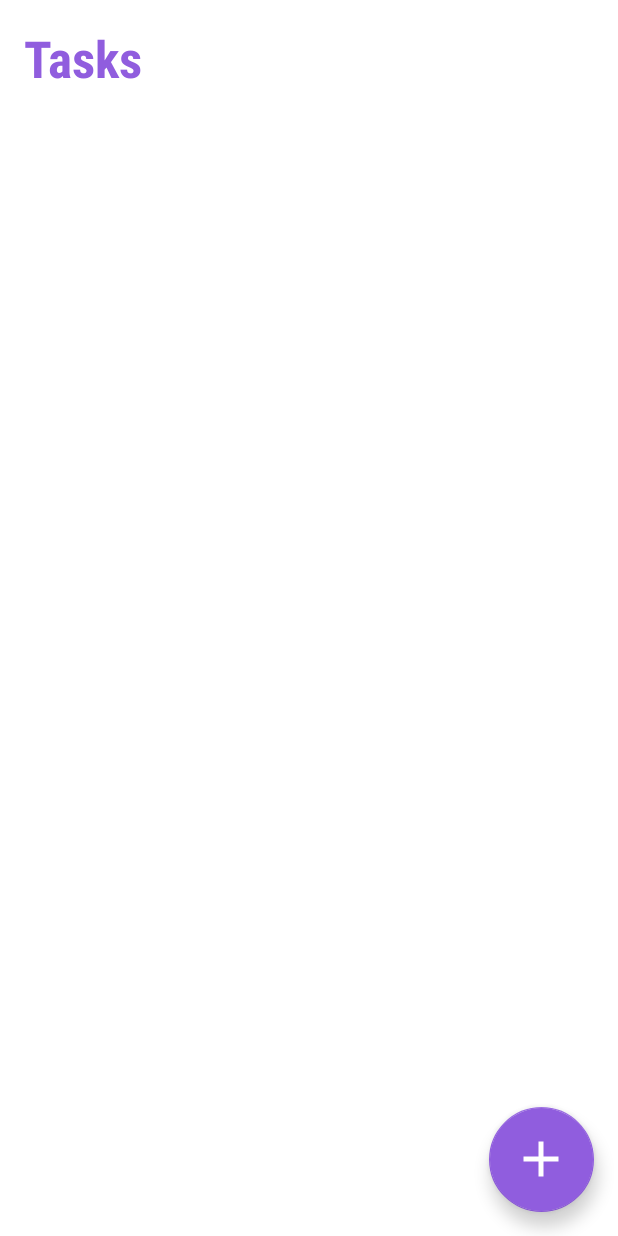
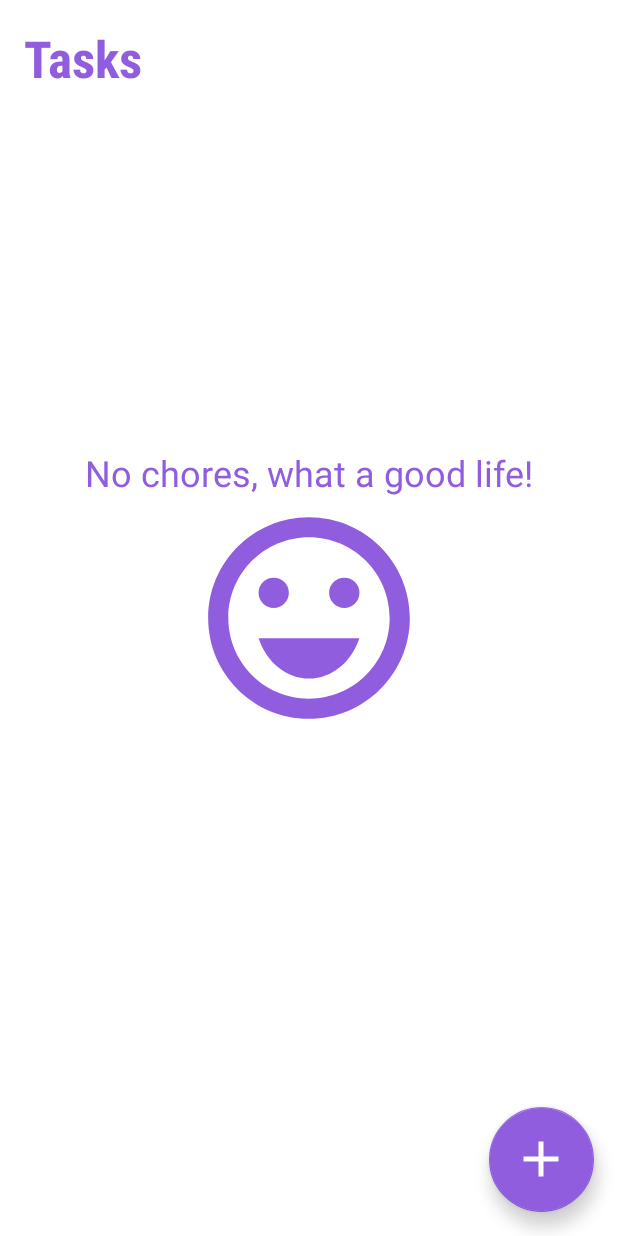
Before and after one commit to davidevol/Chronos, an Android app: the screen it shows after launch (MainActivity), on a phone screen of 412 x 824 dp. Run offline under Robolectric (Android 15) with nearby library versions, the phone set to English and light mode, and no system bars.

Commit message:
Added a screen that appears whenever the task list becomes empty

```diff
--- a/app/src/main/java/com/davidev/chronos/ui/MainActivity.kt
+++ b/app/src/main/java/com/davidev/chronos/ui/MainActivity.kt
@@ -3,6 +3,7 @@ package com.davidev.chronos.ui
 import android.app.Activity
 import android.content.Intent
 import android.os.Bundle
+import android.view.View
 import androidx.appcompat.app.AppCompatActivity
 import com.davidev.chronos.databinding.ActivityMainBinding
 import com.davidev.chronos.datasource.TaskDataSource
@@ -48,6 +49,11 @@ class MainActivity : AppCompatActivity() {
 
     private fun updateList() {
         val list = TaskDataSource.getList()
+
+            binding.includeEmpty.emptyState.visibility = if (list.isEmpty())  View.VISIBLE
+        else  View.GONE
+
+
         adapter.submitList(list)
     }
 
--- /dev/null
+++ b/app/src/main/res/drawable/ic_sentiment_satisfied_24.xml
@@ -0,0 +1,16 @@
+<vector xmlns:android="http://schemas.android.com/apk/res/android"
+    android:width="24dp"
+    android:height="24dp"
+    android:viewportWidth="24"
+    android:viewportHeight="24"
+    android:tint="@color/purple_main">
+  <path
+      android:fillColor="@android:color/white"
+      android:pathData="M15.5,9.5m-1.5,0a1.5,1.5 0,1 1,3 0a1.5,1.5 0,1 1,-3 0"/>
+  <path
+      android:fillColor="@android:color/white"
+      android:pathData="M8.5,9.5m-1.5,0a1.5,1.5 0,1 1,3 0a1.5,1.5 0,1 1,-3 0"/>
+  <path
+      android:fillColor="@android:color/white"
+      android:pathData="M11.99,2C6.47,2 2,6.48 2,12s4.47,10 9.99,10C17.52,22 22,17.52 22,12S17.52,2 11.99,2zM12,20c-4.42,0 -8,-3.58 -8,-8s3.58,-8 8,-8 8,3.58 8,8 -3.58,8 -8,8zM7,14c0.78,2.34 2.72,4 5,4s4.22,-1.66 5,-4L7,14z"/>
+</vector>
--- a/app/src/main/res/layout/activity_main.xml
+++ b/app/src/main/res/layout/activity_main.xml
@@ -5,6 +5,10 @@
     android:layout_width="match_parent"
     android:layout_height="match_parent"
     tools:context=".ui.MainActivity">
+
+    <include
+        android:id="@+id/include_empty"
+        layout="@layout/empty_state"/>
 
     <TextView
         android:id="@+id/tv_title"
@@ -26,6 +30,7 @@
         android:layout_width="match_parent"
         android:layout_height="0dp"
         android:layout_marginTop="16dp"
+        tools:visibility="gone"
         app:layoutManager="androidx.recyclerview.widget.LinearLayoutManager"
         tools:itemCount="8"
         tools:listitem="@layout/item_task"
--- /dev/null
+++ b/app/src/main/res/layout/empty_state.xml
@@ -0,0 +1,34 @@
+<?xml version="1.0" encoding="utf-8"?>
+<androidx.constraintlayout.widget.ConstraintLayout xmlns:android="http://schemas.android.com/apk/res/android"
+    xmlns:app="http://schemas.android.com/apk/res-auto"
+    android:id="@+id/empty_state"
+    android:layout_width="match_parent"
+    android:layout_height="match_parent"
+    android:layout_margin="16dp">
+
+
+    <TextView
+        android:id="@+id/tv_message"
+        android:layout_width="0dp"
+        android:layout_height="wrap_content"
+        android:gravity="center"
+        android:text="No chores, what a good life!"
+        android:textColor="@color/purple_main"
+        android:textSize="24sp"
+        app:layout_constraintBottom_toTopOf="@+id/imageView"
+        app:layout_constraintEnd_toEndOf="parent"
+        app:layout_constraintStart_toStartOf="parent" />
+
+    <ImageView
+        android:id="@+id/imageView"
+        android:layout_width="164dp"
+        android:layout_height="161dp"
+        android:layout_margin="16dp"
+        app:layout_constraintBottom_toBottomOf="parent"
+        app:layout_constraintEnd_toEndOf="parent"
+        app:layout_constraintStart_toStartOf="parent"
+        app:layout_constraintTop_toTopOf="parent"
+        app:srcCompat="@drawable/ic_sentiment_satisfied_24" />
+
+
+</androidx.constraintlayout.widget.ConstraintLayout>
```
